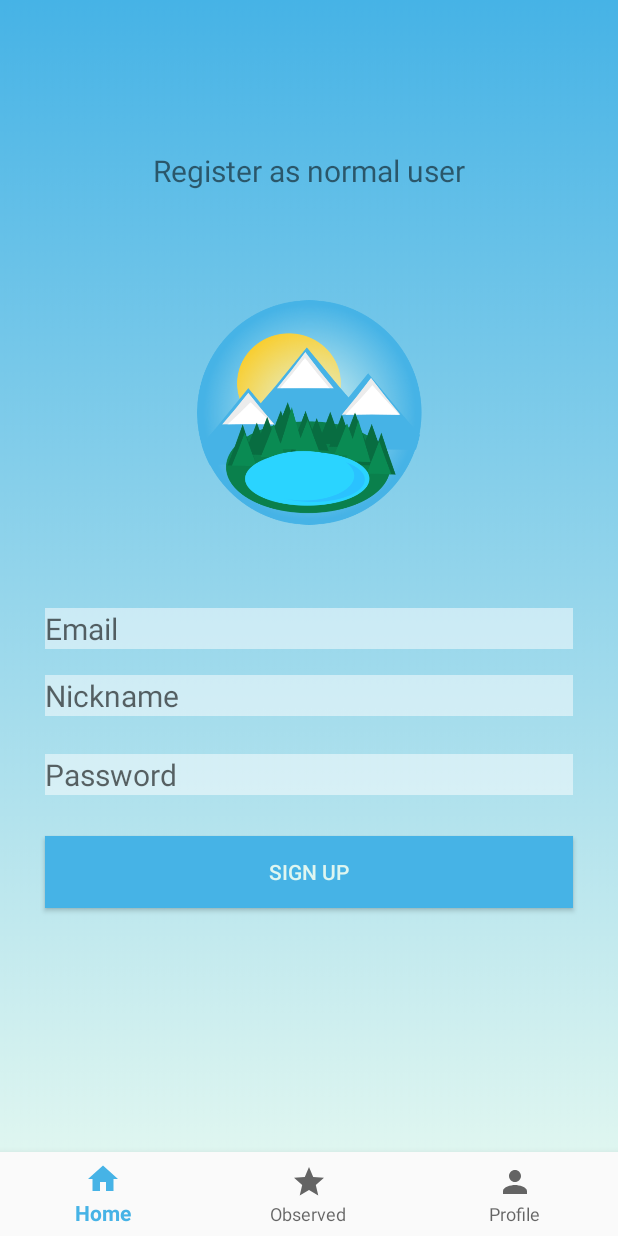
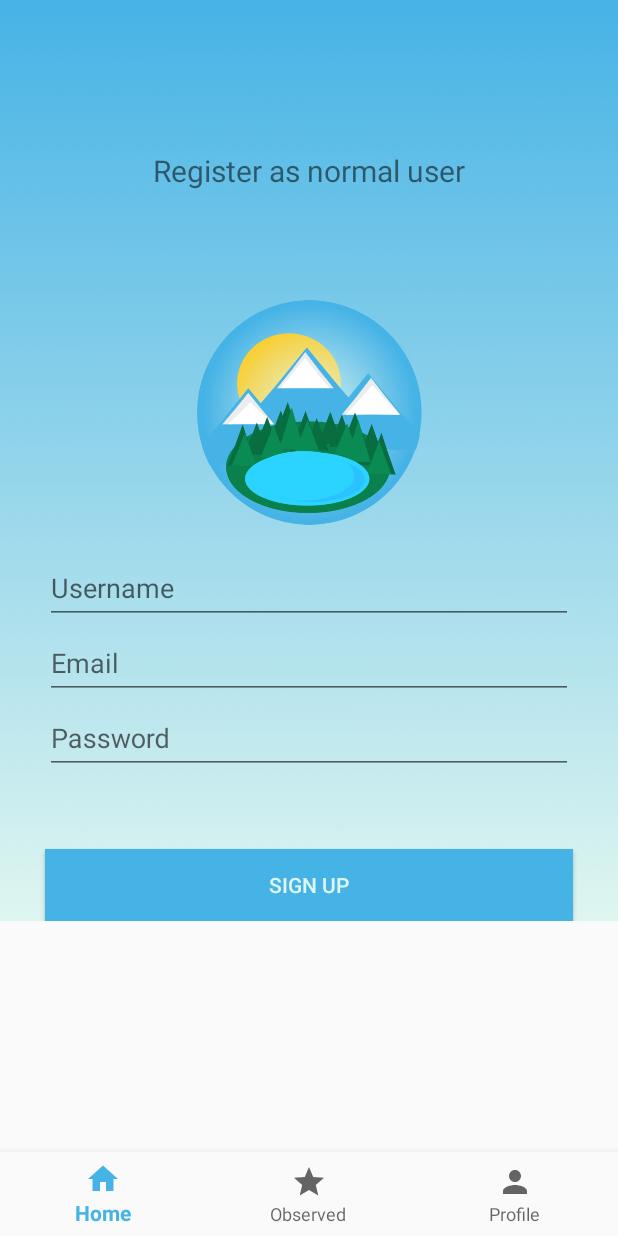
Before and after one commit to yakzi/tour-guider, an Android app: the fragment RegisterUserFragment placed in its activity, on a phone screen of 412 x 824 dp. Run offline under Robolectric (Android 15) with nearby library versions, the light colour scheme and no system bars; pictures from the network do not load.

Commit message:
MODIFY minor UI changes

```diff
--- a/app/src/main/res/layout/fragment_register_user.xml
+++ b/app/src/main/res/layout/fragment_register_user.xml
@@ -1,5 +1,5 @@
 <?xml version="1.0" encoding="utf-8"?>
-<FrameLayout xmlns:android="http://schemas.android.com/apk/res/android"
+<ScrollView xmlns:android="http://schemas.android.com/apk/res/android"
     xmlns:tools="http://schemas.android.com/tools"
     android:layout_width="match_parent"
     android:layout_height="match_parent"
@@ -39,51 +39,61 @@
             app:layout_constraintStart_toStartOf="parent"
             app:layout_constraintTop_toTopOf="parent" />
 
-        <EditText
-            android:textSize="20sp"
-            android:id="@+id/editTextEmail"
+        <com.google.android.material.textfield.TextInputLayout
+            android:id="@+id/EmailLayout"
             android:layout_width="match_parent"
             android:layout_height="wrap_content"
             app:layout_constraintEnd_toEndOf="parent"
             app:layout_constraintStart_toStartOf="parent"
             app:layout_constraintTop_toBottomOf="@id/logoimage"
-            android:layout_marginTop="55dp"
+            android:layout_marginTop="60dp"
             android:layout_marginLeft="30dp"
-            android:layout_marginRight="30dp"
-            android:background="@color/colorEditTextBackground"
-            android:hint="Email"
+            android:layout_marginRight="30dp">
+            <EditText
+                android:id="@+id/editTextEmail"
+                android:layout_width="match_parent"
+                android:layout_height="wrap_content"
+                android:inputType="text"
+                android:hint="Email"/>
+        </com.google.android.material.textfield.TextInputLayout>
 
             />
 
-        <EditText
-            android:textSize="20sp"
-            android:id="@+id/editTextUsername"
+        <com.google.android.material.textfield.TextInputLayout
+            android:id="@+id/UsernameLayout"
             android:layout_width="match_parent"
             android:layout_height="wrap_content"
             app:layout_constraintEnd_toEndOf="parent"
             app:layout_constraintStart_toStartOf="parent"
             app:layout_constraintTop_toBottomOf="@id/logoimage"
-            android:layout_marginTop="100dp"
+            android:layout_marginTop="10dp"
             android:layout_marginLeft="30dp"
-            android:layout_marginRight="30dp"
-            android:background="@color/colorEditTextBackground"
-            android:hint="Nickname"
-            />
+            android:layout_marginRight="30dp">
+            <EditText
+                android:id="@+id/editTextUsername"
+                android:layout_width="match_parent"
+                android:layout_height="wrap_content"
+                android:inputType="text"
+                android:hint="Username"/>
+        </com.google.android.material.textfield.TextInputLayout>
 
-        <EditText
-            android:textSize="20sp"
-            android:id="@+id/editTextPassword"
+        <com.google.android.material.textfield.TextInputLayout
+            android:id="@+id/editTextPasswordlay"
             android:layout_width="match_parent"
             android:layout_height="wrap_content"
             app:layout_constraintEnd_toEndOf="parent"
             app:layout_constraintStart_toStartOf="parent"
-            app:layout_constraintTop_toBottomOf="@id/editTextUsername"
-            android:layout_marginTop="25dp"
+            app:layout_constraintTop_toBottomOf="@id/logoimage"
+            android:layout_marginTop="110dp"
             android:layout_marginLeft="30dp"
-            android:layout_marginRight="30dp"
-            android:background="@color/colorEditTextBackground"
-            android:hint="Password"
-            />
+            android:layout_marginRight="30dp">
+            <EditText
+                android:id="@+id/editTextPassword"
+                android:layout_width="match_parent"
+                android:layout_height="wrap_content"
+                android:inputType="textPassword"
+                android:hint="Password"/>
+        </com.google.android.material.textfield.TextInputLayout>
 
         <Button
             android:id="@+id/buttonLogin"
@@ -91,8 +101,8 @@
             android:layout_height="wrap_content"
             app:layout_constraintEnd_toEndOf="parent"
             app:layout_constraintStart_toStartOf="parent"
-            app:layout_constraintTop_toBottomOf="@id/editTextUsername"
-            android:layout_marginTop="80dp"
+            app:layout_constraintTop_toBottomOf="@id/UsernameLayout"
+            android:layout_marginTop="150dp"
             android:layout_marginLeft="30dp"
             android:layout_marginRight="30dp"
             android:text="Sign up"
@@ -101,4 +111,4 @@
 
     </androidx.constraintlayout.widget.ConstraintLayout>
 
-</FrameLayout>
+</ScrollView>
```
